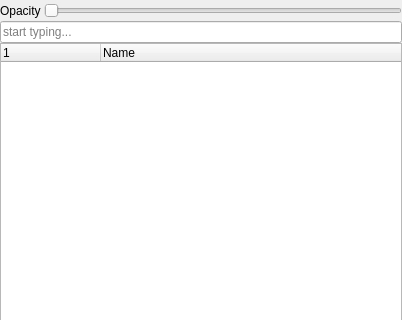
First picture: the form in src/qmapshack/gis/IGisWorkspace.ui, repository Maproom/qmapshack, before the edit; both pictures show x 0 to 402 and y 0 to 320 of the 402 by 500 pixel window.
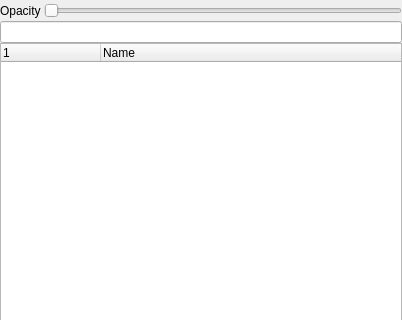
Second picture: the form after the edit. Custom widgets are drawn as their Qt base class.

Patch:
```diff
--- a/src/qmapshack/gis/IGisWorkspace.ui
+++ b/src/qmapshack/gis/IGisWorkspace.ui
@@ -61,17 +61,7 @@
       </widget>
      </item>
      <item row="1" column="0" colspan="2">
-      <widget class="CSearchLineEdit" name="lineFilter">
-       <property name="toolTip">
-        <string>Filter: Start to type and the list will be reduced to matching items. An example would be &quot;date between 2010 and 2012&quot;</string>
-       </property>
-       <property name="placeholderText">
-        <string>start typing...</string>
-       </property>
-       <property name="clearButtonEnabled">
-        <bool>false</bool>
-       </property>
-      </widget>
+      <widget class="CSearchLineEdit" name="lineFilter"/>
      </item>
     </layout>
    </item>
```
